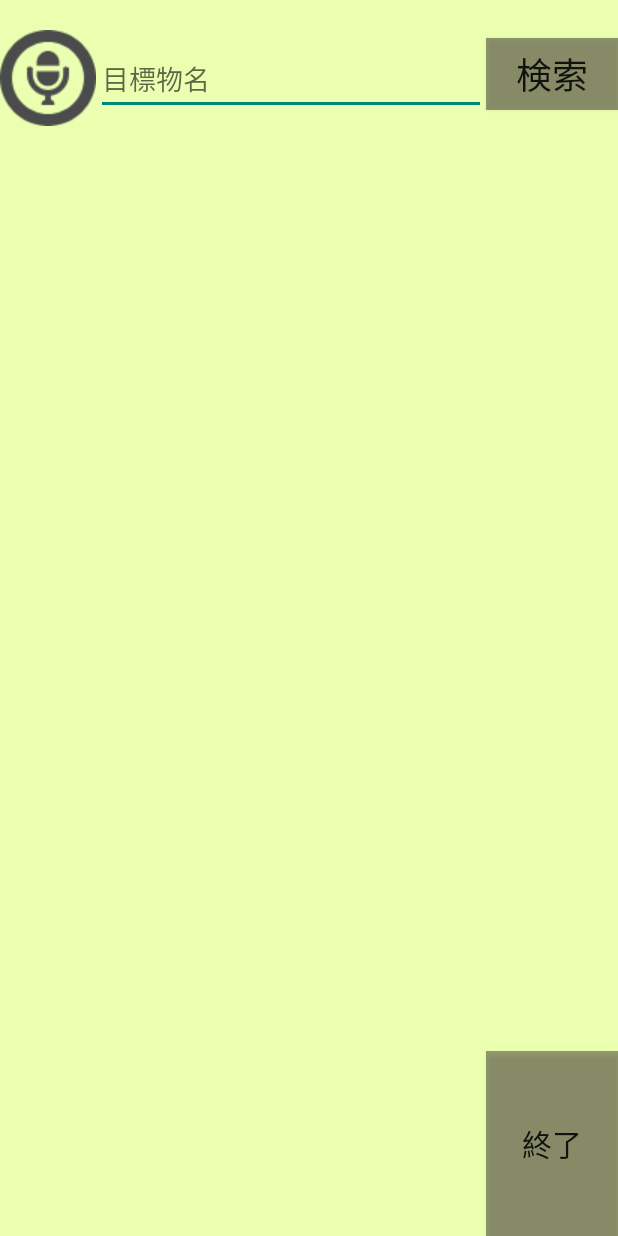
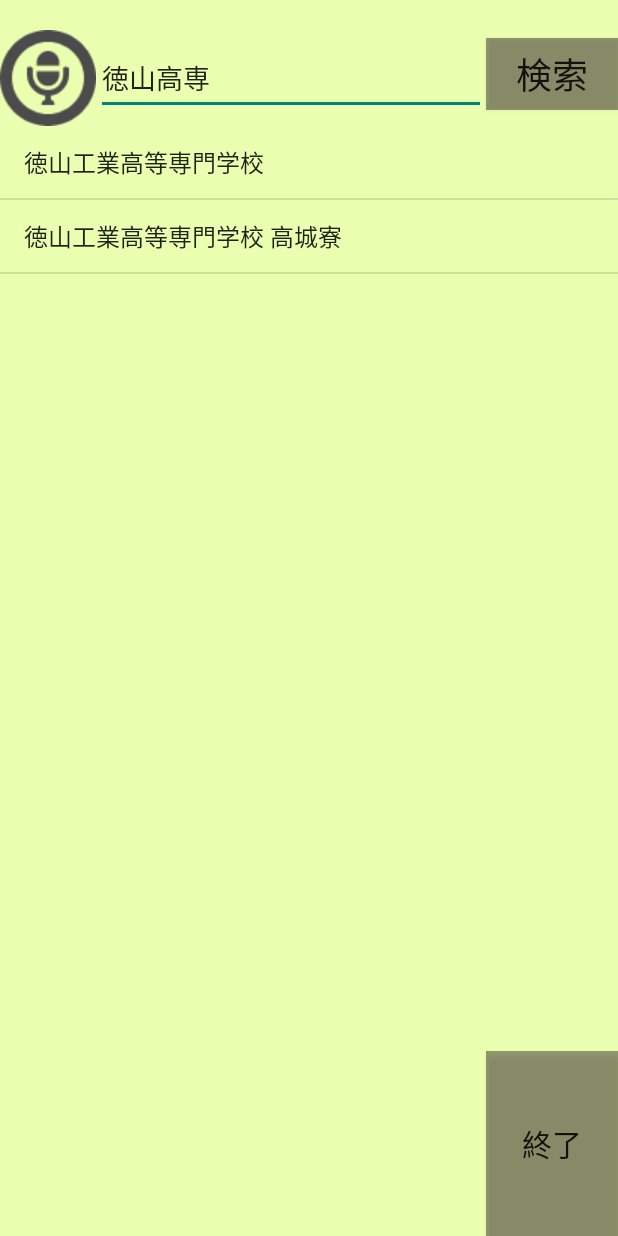
Before and after one commit to Takajo-Soft33/scoscope_android, an Android app: the DirectionGuide screen opened directly, with no data from a screen before it, on a phone screen of 412 x 824 dp. Run offline under Robolectric (Android 15) with nearby library versions, the phone set to English and light mode, and no system bars.

Commit message:
リストに仮データの追加

```diff
--- a/app/src/main/java/jp/procon29/scoscope/scoscope_androidapp/DirectionGuide.java
+++ b/app/src/main/java/jp/procon29/scoscope/scoscope_androidapp/DirectionGuide.java
@@ -3,6 +3,10 @@
 import android.os.Bundle;
 import android.support.v7.app.AppCompatActivity;
 import android.view.WindowManager;
+import android.widget.ArrayAdapter;
+import android.widget.ListView;
+
+import java.util.ArrayList;
 
 public class DirectionGuide extends AppCompatActivity {
     @Override
@@ -10,5 +14,14 @@
         super.onCreate(savedInstanceState);
         setContentView(R.layout.direction_guide);
         getWindow().addFlags(WindowManager.LayoutParams.FLAG_FULLSCREEN);
+
+        ListView listView = (ListView) findViewById(R.id.searchList);
+
+        ArrayList<String> list = new ArrayList<>();
+        list.add("徳山工業高等専門学校");
+        list.add("徳山工業高等専門学校 高城寮");
+        ArrayAdapter adapter = new ArrayAdapter<>(this, android.R.layout.simple_list_item_1, list);
+
+        listView.setAdapter(adapter);
     }
 }
--- a/app/src/main/res/layout/direction_guide.xml
+++ b/app/src/main/res/layout/direction_guide.xml
@@ -33,7 +33,8 @@
                 android:layout_weight="1"
                 android:ems="10"
                 android:hint="目標物名"
-                android:inputType="textPersonName" />
+                android:inputType="textPersonName"
+                android:text="徳山高専" />
 
             <Button
                 android:id="@+id/findBt"
```
